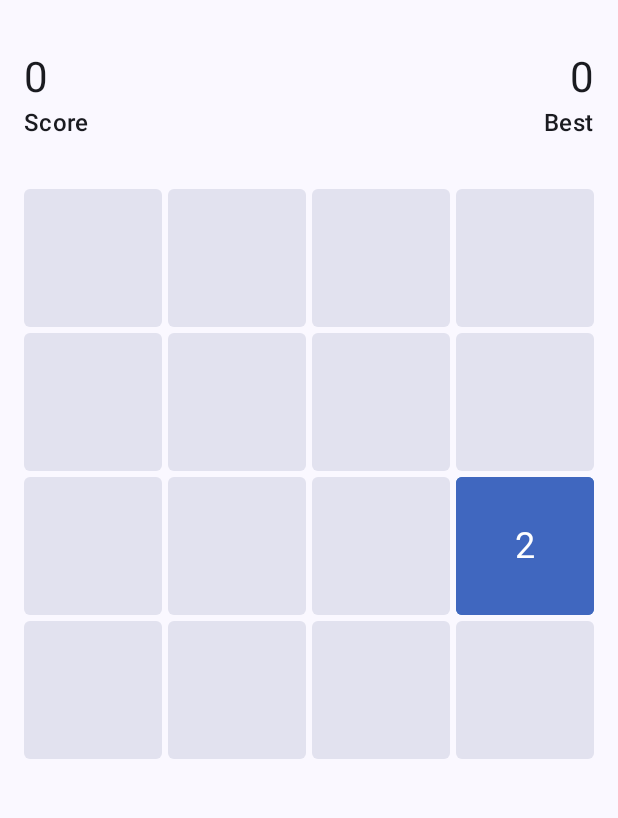
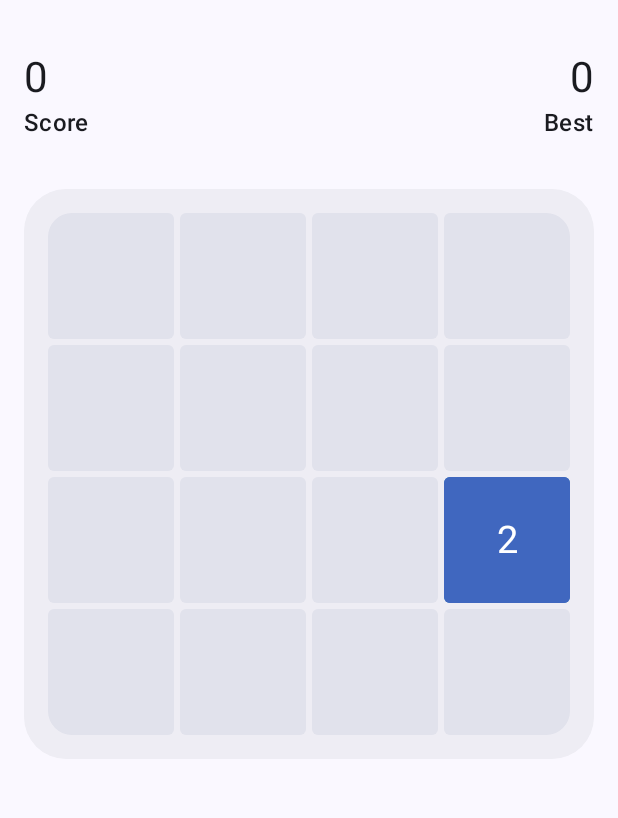
Before and after one commit to joaomanaia/game-2048-compose, an Android app built with Jetpack Compose: the screen it shows after launch (MainActivity), on a phone screen of 412 x 824 dp, the part 69-887 px from its top. Run offline under Robolectric (Android 15) with nearby library versions, the phone set to English and light mode, and no system bars; our stand-ins replace Dagger/Hilt's generated code, constraintlayout-compose.

Commit message:
Improve grid container

```diff
--- a/app/src/main/java/com/joaomanaia/game2048/ui/game/GameScreen.kt
+++ b/app/src/main/java/com/joaomanaia/game2048/ui/game/GameScreen.kt
@@ -10,7 +10,6 @@ import androidx.compose.material.icons.Icons
 import androidx.compose.material.icons.rounded.MoreVert
 import androidx.compose.material.icons.rounded.Palette
 import androidx.compose.material.icons.rounded.Refresh
-import androidx.compose.material.icons.rounded.Settings
 import androidx.compose.material3.*
 import androidx.compose.runtime.*
 import androidx.compose.ui.Modifier
@@ -243,7 +242,6 @@ private fun HomeScreenContent(
                     .padding(MaterialTheme.spacing.medium)
                     .layoutId(LayoutRef.GAME_GRID),
                 gridSize = gridSize,
-                isPortrait = isPortrait
             )
         }
 
--- a/app/src/main/java/com/joaomanaia/game2048/ui/game/components/GameGrid.kt
+++ b/app/src/main/java/com/joaomanaia/game2048/ui/game/components/GameGrid.kt
@@ -1,21 +1,20 @@
 package com.joaomanaia.game2048.ui.game.components
 
-import androidx.compose.foundation.layout.Box
-import androidx.compose.foundation.layout.BoxScope
-import androidx.compose.foundation.layout.BoxWithConstraints
-import androidx.compose.material3.*
-import androidx.compose.runtime.*
+import androidx.compose.foundation.background
+import androidx.compose.foundation.layout.padding
+import androidx.compose.foundation.layout.size
+import androidx.compose.material3.MaterialTheme
+import androidx.compose.runtime.Composable
+import androidx.compose.runtime.key
 import androidx.compose.ui.Modifier
-import androidx.compose.ui.draw.drawBehind
-import androidx.compose.ui.geometry.CornerRadius
+import androidx.compose.ui.draw.clip
 import androidx.compose.ui.geometry.Offset
-import androidx.compose.ui.geometry.Size
-import androidx.compose.ui.platform.LocalDensity
-import androidx.compose.ui.unit.Dp
-import androidx.compose.ui.unit.dp
+import androidx.compose.ui.text.TextStyle
+import com.joaomanaia.game2048.core.ui.spacing
 import com.joaomanaia.game2048.model.GridTileMovement
+import com.joaomanaia.game2048.ui.game.components.grid.GridContainer
 import com.joaomanaia.game2048.ui.game.components.grid.GridTileText
-import kotlin.math.min
+import com.joaomanaia.game2048.ui.game.components.grid.drawBackgroundGrid
 
 @Composable
 internal fun GameGrid(
@@ -23,39 +22,31 @@ internal fun GameGrid(
     gridTileMovements: List<GridTileMovement>,
     moveCount: Int,
     gridSize: Int,
-    isPortrait: Boolean
 ) {
-    BoxWithConstraints(modifier) {
-        val width = with(LocalDensity.current) { maxWidth.toPx() }
-        val height = with(LocalDensity.current) { maxHeight.toPx() }
-        val tileMarginPx = with(LocalDensity.current) { GRID_ITEM_GAP.toPx() }
-        val tileSizePx = ((min(width, height) - tileMarginPx * (gridSize - 1)) / gridSize).coerceAtLeast(0f)
-        val tileSizeDp = Dp(tileSizePx / LocalDensity.current.density)
-        val tileOffsetPx = tileSizePx + tileMarginPx
-        val emptyTileColor = MaterialTheme.colorScheme.surfaceColorAtElevation(elevation = 8.dp)
-
-        Box(
-            modifier = Modifier.drawBehind {
-                // Draw the background empty tiles.
-                for (row in 0 until gridSize) {
-                    for (col in 0 until gridSize) {
-                        drawRoundRect(
-                            color = emptyTileColor,
-                            topLeft = Offset(col * tileOffsetPx, row * tileOffsetPx),
-                            size = Size(tileSizePx, tileSizePx),
-                            cornerRadius = CornerRadius(GRID_TILE_RADIUS.toPx()),
-                        )
-                    }
-                }
-            }
-        ) {
+    GridContainer(
+        modifier = modifier
+            .clip(MaterialTheme.shapes.extraLarge)
+            .background(MaterialTheme.colorScheme.surfaceContainer)
+            .padding(MaterialTheme.spacing.medium)
+            .clip(MaterialTheme.shapes.large)
+            .drawBackgroundGrid(
+                gridSize = gridSize,
+                emptyTileColor = MaterialTheme.colorScheme.surfaceVariant
+            ),
+        gridSize = gridSize
+    ) { tileSize, tileOffsetPx, textFontSize ->
         for (gridTileMovement in gridTileMovements) {
             // Each grid tile is laid out at (0,0) in the box. Shifting tiles are then translated
             // to their correct position in the grid, and added tiles are scaled from 0 to 1.
             val (fromGridTile, toGridTile) = gridTileMovement
             val fromScale = if (fromGridTile == null) 0f else 1f
-                val toOffset = Offset(toGridTile.cell.col * tileOffsetPx, toGridTile.cell.row * tileOffsetPx)
-                val fromOffset = fromGridTile?.let { Offset(it.cell.col * tileOffsetPx, it.cell.row * tileOffsetPx) } ?: toOffset
+            val toOffset = Offset(
+                x = toGridTile.cell.col * tileOffsetPx,
+                y = toGridTile.cell.row * tileOffsetPx
+            )
+            val fromOffset = fromGridTile?.let {
+                Offset(x = it.cell.col * tileOffsetPx, y = it.cell.row * tileOffsetPx)
+            } ?: toOffset
 
             // In 2048, tiles are frequently being removed and added to the grid. As a result,
             // the order in which grid tiles are rendered is constantly changing after each
@@ -64,55 +55,15 @@ internal fun GameGrid(
             // the key() function.
             key(toGridTile.tile.id) {
                 GridTileText(
+                    modifier = Modifier.size(tileSize),
                     tile = toGridTile.tile,
-                        size = tileSizeDp,
                     fromScale = fromScale,
                     fromOffset = fromOffset,
                     toOffset = toOffset,
                     moveCount = moveCount,
-                        gridSize = gridSize,
-                        isPortrait = isPortrait,
+                    textStyle = TextStyle(fontSize = textFontSize)
                 )
             }
         }
     }
 }
-}
-
-@Composable
-internal fun GameGridBackground(
-    modifier: Modifier = Modifier,
-    gridSize: Int,
-    content: @Composable BoxScope.(tileSizeDp: Dp) -> Unit
-) {
-    BoxWithConstraints(modifier) {
-        val width = with(LocalDensity.current) { maxWidth.toPx() }
-        val height = with(LocalDensity.current) { maxHeight.toPx() }
-        val tileMarginPx = with(LocalDensity.current) { 4.dp.toPx() }
-        val tileSizePx = ((min(width, height) - tileMarginPx * (gridSize - 1)) / gridSize).coerceAtLeast(0f)
-        val tileSizeDp = Dp(tileSizePx / LocalDensity.current.density)
-        val tileOffsetPx = tileSizePx + tileMarginPx
-        val emptyTileColor = MaterialTheme.colorScheme.surfaceColorAtElevation(elevation = 8.dp)
-
-        Box(
-            modifier = Modifier.drawBehind {
-                // Draw the background empty tiles.
-                for (row in 0 until gridSize) {
-                    for (col in 0 until gridSize) {
-                        drawRoundRect(
-                            color = emptyTileColor,
-                            topLeft = Offset(col * tileOffsetPx, row * tileOffsetPx),
-                            size = Size(tileSizePx, tileSizePx),
-                            cornerRadius = CornerRadius(GRID_TILE_RADIUS.toPx()),
-                        )
-                    }
-                }
-            },
-        ) {
-            content(tileSizeDp)
-        }
-    }
-}
-
-private val GRID_TILE_RADIUS = 4.dp
-val GRID_ITEM_GAP = 4.dp
--- /dev/null
+++ b/app/src/main/java/com/joaomanaia/game2048/ui/game/components/grid/GridContainer.kt
@@ -0,0 +1,77 @@
+package com.joaomanaia.game2048.ui.game.components.grid
+
+import androidx.compose.foundation.layout.BoxWithConstraints
+import androidx.compose.foundation.layout.BoxWithConstraintsScope
+import androidx.compose.foundation.layout.aspectRatio
+import androidx.compose.runtime.Composable
+import androidx.compose.runtime.remember
+import androidx.compose.ui.Modifier
+import androidx.compose.ui.UiComposable
+import androidx.compose.ui.draw.drawBehind
+import androidx.compose.ui.geometry.CornerRadius
+import androidx.compose.ui.geometry.Offset
+import androidx.compose.ui.geometry.Size
+import androidx.compose.ui.graphics.Color
+import androidx.compose.ui.platform.LocalDensity
+import androidx.compose.ui.unit.Dp
+import androidx.compose.ui.unit.TextUnit
+import androidx.compose.ui.unit.dp
+
+@Composable
+internal fun GridContainer(
+    modifier: Modifier = Modifier,
+    gridSize: Int,
+    content: @Composable @UiComposable BoxWithConstraintsScope.(
+        tileSize: Dp,
+        tileOffsetPx: Float,
+        textFontSize: TextUnit
+    ) -> Unit
+) {
+    BoxWithConstraints(
+        modifier = modifier.aspectRatio(1f),
+    ) {
+        val tileWidth = remember(maxWidth, gridSize) {
+            calculateTileSize(maxWidth, gridSize)
+        }
+
+        val tileOffsetPx = with(LocalDensity.current) {
+            tileWidth.toPx() + GRID_ITEM_GAP.toPx()
+        }
+
+        val textFontSize = with(LocalDensity.current) {
+            (tileWidth * 0.3f).toSp()
+        }
+
+        content(tileWidth, tileOffsetPx, textFontSize)
+    }
+}
+
+internal fun Modifier.drawBackgroundGrid(
+    gridSize: Int,
+    emptyTileColor: Color
+) = drawBehind {
+    val tileSizePx = calculateTileSize(size.width.toDp(), gridSize).toPx()
+    val tileOffsetPx = tileSizePx + GRID_ITEM_GAP.toPx()
+
+    // Draw the background empty tiles.
+    for (row in 0 until gridSize) {
+        for (col in 0 until gridSize) {
+            drawRoundRect(
+                color = emptyTileColor,
+                topLeft = Offset(
+                    x = col * tileOffsetPx,
+                    y = row * tileOffsetPx
+                ),
+                size = Size(tileSizePx, tileSizePx),
+                cornerRadius = CornerRadius(GRID_TILE_RADIUS.toPx()),
+            )
+        }
+    }
+}
+
+private fun calculateTileSize(maxWidth: Dp, gridSize: Int): Dp {
+    return (maxWidth - GRID_ITEM_GAP * (gridSize - 1)) / gridSize
+}
+
+private val GRID_ITEM_GAP = 4.dp
+private val GRID_TILE_RADIUS = 4.dp
--- a/app/src/main/java/com/joaomanaia/game2048/ui/game/components/grid/GridTileText.kt
+++ b/app/src/main/java/com/joaomanaia/game2048/ui/game/components/grid/GridTileText.kt
@@ -3,30 +3,31 @@ package com.joaomanaia.game2048.ui.game.components.grid
 import androidx.compose.animation.core.Animatable
 import androidx.compose.animation.core.VectorConverter
 import androidx.compose.animation.core.tween
-import androidx.compose.foundation.background
 import androidx.compose.foundation.layout.padding
 import androidx.compose.foundation.layout.size
 import androidx.compose.foundation.layout.wrapContentSize
-import androidx.compose.foundation.shape.CornerSize
-import androidx.compose.foundation.shape.RoundedCornerShape
 import androidx.compose.material3.MaterialTheme
 import androidx.compose.material3.Surface
 import androidx.compose.material3.Text
 import androidx.compose.runtime.Composable
 import androidx.compose.runtime.LaunchedEffect
+import androidx.compose.runtime.getValue
+import androidx.compose.runtime.mutableStateOf
 import androidx.compose.runtime.remember
+import androidx.compose.runtime.setValue
 import androidx.compose.ui.Modifier
-import androidx.compose.ui.draw.clip
 import androidx.compose.ui.draw.drawBehind
 import androidx.compose.ui.geometry.CornerRadius
 import androidx.compose.ui.geometry.Offset
 import androidx.compose.ui.graphics.Color
 import androidx.compose.ui.graphics.graphicsLayer
+import androidx.compose.ui.platform.LocalDensity
 import androidx.compose.ui.text.TextStyle
 import androidx.compose.ui.text.style.TextAlign
 import androidx.compose.ui.tooling.preview.PreviewLightDark
 import androidx.compose.ui.unit.Dp
 import androidx.compose.ui.unit.dp
+import androidx.compose.ui.unit.sp
 import com.joaomanaia.game2048.core.ui.Game2048Theme
 import com.joaomanaia.game2048.core.ui.TileColorsGenerator
 import com.joaomanaia.game2048.model.Tile
@@ -37,29 +38,26 @@ internal fun GridTileText(
     modifier: Modifier = Modifier,
     tile: Tile,
     tileBaseColor: Color = MaterialTheme.colorScheme.primary,
-    size: Dp,
     fromScale: Float,
     fromOffset: Offset,
     toOffset: Offset,
     moveCount: Int,
-    gridSize: Int,
-    isPortrait: Boolean,
+    textStyle: TextStyle
 ) {
     val containerColor = remember(tile, tileBaseColor) {
         TileColorsGenerator.getColorForTile(tile, tileBaseColor)
     }
 
     GridTileText(
-        modifier = modifier.size(size),
+        modifier = modifier,
         num = tile.num,
         fromScale = fromScale,
         fromOffset = fromOffset,
         toOffset = toOffset,
         moveCount = moveCount,
-        gridSize = gridSize,
-        isPortrait = isPortrait,
         containerColor = containerColor,
         contentColor = Color.White,
+        textStyle = textStyle
     )
 }
 
@@ -71,8 +69,7 @@ internal fun GridTileText(
     fromOffset: Offset,
     toOffset: Offset,
     moveCount: Int,
-    gridSize: Int,
-    isPortrait: Boolean,
+    textStyle: TextStyle,
     containerColor: Color,
     contentColor: Color
 ) {
@@ -97,49 +94,9 @@ internal fun GridTileText(
             translationY = animatedOffset.value.y,
         ),
         num = num,
-        gridSize = gridSize,
-        isPortrait = isPortrait,
+        textStyle = textStyle,
         containerColor = containerColor,
         contentColor = contentColor,
-    )
-}
-
-@Composable
-internal fun GridTileText(
-    modifier: Modifier = Modifier,
-    num: Int,
-    gridSize: Int,
-    isPortrait: Boolean,
-    containerColor: Color,
-    contentColor: Color
-) {
-    val textStyle = when {
-        gridSize == 3 -> MaterialTheme.typography.headlineMedium
-        gridSize == 4 && !isPortrait -> MaterialTheme.typography.titleLarge
-        gridSize == 5 && isPortrait -> MaterialTheme.typography.titleLarge
-        gridSize == 5 && !isPortrait -> MaterialTheme.typography.titleMedium
-        gridSize == 6 && isPortrait -> MaterialTheme.typography.titleMedium
-        gridSize == 6 && !isPortrait -> MaterialTheme.typography.titleSmall
-        gridSize == 7 && isPortrait -> MaterialTheme.typography.titleSmall
-        gridSize == 7 && !isPortrait -> MaterialTheme.typography.bodySmall
-        else -> MaterialTheme.typography.headlineSmall
-    }
-
-    Text(
-        text = num.toString(),
-        modifier = modifier
-            .drawBehind {
-                val radius = GRID_TILE_RADIUS.toPx()
-
-                drawRoundRect(
-                    color = containerColor,
-                    cornerRadius = CornerRadius(radius, radius)
-                )
-            }
-            .wrapContentSize(),
-        color = contentColor,
-        style = textStyle,
-        textAlign = TextAlign.Center
     )
 }
 
@@ -151,8 +108,10 @@ internal fun GridTileText(
     containerColor: Color,
     contentColor: Color
 ) {
+    val formattedText = remember(num) { formatNumber(num) }
+
     Text(
-        text = num.toString(),
+        text = formattedText,
         modifier = modifier
             .drawBehind {
                 val radius = GRID_TILE_RADIUS.toPx()
@@ -170,6 +129,14 @@ internal fun GridTileText(
     )
 }
 
+private fun formatNumber(number: Int): String {
+    return when {
+        number >= 1_000_000 -> "${number / 1_000_000}M"
+        number >= 1_000 -> "${number / 1_000}k"
+        else -> number.toString()
+    }
+}
+
 private val GRID_TILE_RADIUS = 4.dp
 
 @Composable
@@ -178,15 +145,17 @@ private fun GridTitleTextPreview() {
     Game2048Theme {
         Surface {
             GridTileText(
-                modifier = Modifier.padding(16.dp),
+                modifier = Modifier
+                    .padding(16.dp)
+                    .size(100.dp),
                 tile = Tile(2),
-                size = 100.dp,
                 fromScale = 0f,
                 fromOffset = Offset(0f, 0f),
                 toOffset = Offset(0f, 0f),
                 moveCount = 0,
-                gridSize = 4,
-                isPortrait = true,
+                textStyle = TextStyle(
+                    fontSize = 30.sp
+                )
             )
         }
     }
```
Also changed, not shown: app/src/main/java/com/joaomanaia/game2048/ui/color_settings/ColorSettingsScreen.kt (+21 -24 lines). Lines whose indentation alone changed are shown as unchanged.
